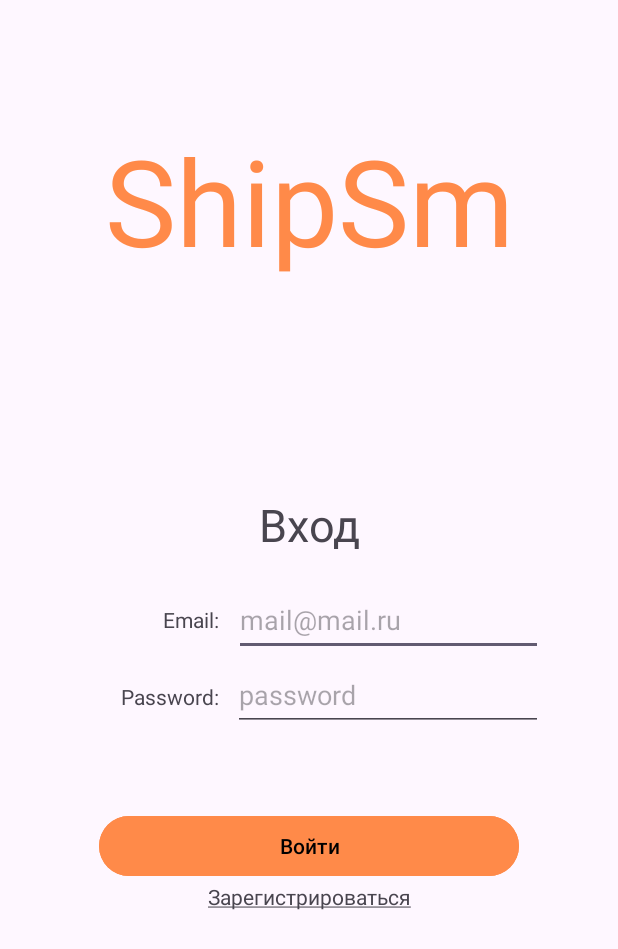
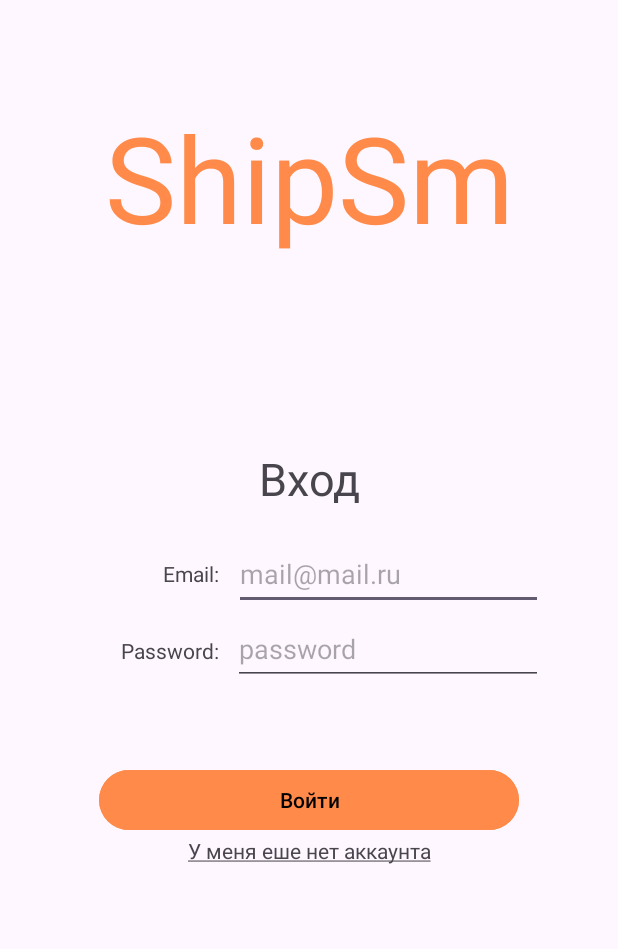
Before and after one commit to NikitaKorablev/ShipSmart, an Android app: the screen it shows after launch (MainActivity before the commit, LoginActivity after it), after a tap on "Войти", on a phone screen of 412 x 824 dp. Shown: the top 949 px of the screen. Run offline under Robolectric (Android 15) with nearby library versions, the phone set to English and light mode, and no system bars; our stand-ins replace Room's generated code; Roboto replaces fonts that are not available here.

Commit message:
added registry

```diff
--- /dev/null
+++ b/app/src/main/java/com/example/shipsmart/LoginActivity.kt
@@ -0,0 +1,87 @@
+package com.example.shipsmart
+
+import android.app.Activity
+import android.app.AlertDialog
+import android.content.Intent
+import android.os.Bundle
+import android.os.Message
+import android.util.Log
+import android.view.View
+import android.widget.Button
+import android.widget.EditText
+import android.widget.TextView
+import android.widget.Toast
+import androidx.appcompat.app.AppCompatActivity
+import com.example.shipsmart.dbLogic.MainDB
+import com.example.shipsmart.dbLogic.User
+
+
+class LoginActivity : AppCompatActivity() {
+    private lateinit var emailInput: EditText
+    private lateinit var passwordInput: EditText
+    private lateinit var db: MainDB
+
+    override fun onCreate(savedInstanceState: Bundle?) {
+        super.onCreate(savedInstanceState)
+        setContentView(R.layout.activity_login)
+        Log.d(TAG, "on_create")
+
+        this.db = MainDB.getDB(this)
+        supportActionBar?.hide() // what is it?
+
+        Log.d(LOGIN_WINDOW, "login_window start")
+        this.emailInput = findViewById(R.id.EmailAddress)
+        this.passwordInput = findViewById(R.id.Password)
+        val enterButton = findViewById<Button>(R.id.login_button)
+        val openSignupButton = findViewById<TextView>(R.id.open_signUp)
+
+        if (enterButton == null || openSignupButton == null) Log.e(LOGIN_WINDOW, "EnterButton is undefined.")
+        else {
+            enterButton.setOnClickListener(this::onEnterButtonClick)
+            openSignupButton.setOnClickListener(this::onOpenSignupButtonClick)
+        }
+    }
+
+    private fun createToast(message: String) {
+        runOnUiThread {
+            Toast.makeText(
+                applicationContext,
+                message,
+                Toast.LENGTH_SHORT
+            ).show()
+        }
+    }
+
+    private fun onEnterButtonClick(view: View?) {
+        Log.d(TAG, "button_is_pressed")
+        val email = emailInput.text.toString()
+        val password = passwordInput.text.toString()
+
+        if (email != "" && password != "") {
+            Thread{
+                try {
+                    val u: User? = db.dao().getUser(email)
+                    if (u == null) createToast("This user undefined!")
+                    else if (u.userPassword == password) {
+                        createToast("Добро пожаловать!")
+                        // TODO: Start MainActivity
+                    }
+                } catch(err: Exception) {
+                    createToast("Ошибка входа")
+                    Log.e(TAG, err.message.toString())
+                }
+            }.start()
+        }
+    }
+
+    private fun onOpenSignupButtonClick(view: View?) {
+        val intent = Intent(this, SignUpActivity::class.java)
+        intent.addFlags(Intent.FLAG_ACTIVITY_REORDER_TO_FRONT)
+        startActivity(intent)
+    }
+
+    companion object {
+        const val TAG = "Main_Activity"
+        const val LOGIN_WINDOW = "LogIn_Window"
+    }
+}
--- a/app/src/main/java/com/example/shipsmart/MainActivity.kt
+++ /dev/null
@@ -1,59 +0,0 @@
-package com.example.shipsmart
-
-import androidx.appcompat.app.AppCompatActivity
-import android.os.Bundle
-import android.util.Log
-import android.view.View
-import android.widget.Button
-import android.widget.EditText
-import com.example.shipsmart.dbLogic.MainDB
-import com.example.shipsmart.dbLogic.User
-
-class MainActivity : AppCompatActivity() {
-    private var emailInput: EditText? = null
-    private var passwordInput: EditText? = null
-    private lateinit var db: MainDB
-
-    override fun onCreate(savedInstanceState: Bundle?) {
-        super.onCreate(savedInstanceState)
-        setContentView(R.layout.activity_login)
-        Log.d(TAG, "on_create")
-
-        this.db = MainDB.getDB(this)
-
-        supportActionBar?.hide() // what is it?
-
-        emailInput = findViewById<EditText>(R.id.EmailAddress)
-        passwordInput = findViewById<EditText>(R.id.Password)
-        val enterButton = findViewById<Button>(R.id.login_button)
-
-        enterButton.setOnClickListener(this::onEnterButtonClick)
-    }
-
-    private fun onEnterButtonClick(view: View?) {
-        Log.d(TAG, "button_is_pressed")
-        val email = emailInput?.text.toString()
-        val password = passwordInput?.text.toString()
-
-        if (email != "" && password != "") {
-            Thread{
-                val user = User(null,
-                    email,
-                    password
-                )
-                try {
-                    db.dao().insetUser(user)
-                    Log.d(TAG, db.dao().getAllUsers().toString())
-
-                } catch(err: Exception) {
-                    Log.e(TAG, err.message.toString())
-                }
-            }.start()
-        }
-
-    }
-
-    companion object {
-        const val TAG = "Main_Activity"
-    }
-}
--- a/app/src/main/java/com/example/shipsmart/dbLogic/Dao.kt
+++ b/app/src/main/java/com/example/shipsmart/dbLogic/Dao.kt
@@ -11,4 +11,7 @@ interface Dao {
 
     @Query("SELECT * FROM users")
     fun getAllUsers(): List<User>
+
+    @Query("SELECT * FROM users WHERE Email = :email")
+    fun getUser(email: String): User
 }
--- a/app/src/main/res/layout/activity_login.xml
+++ b/app/src/main/res/layout/activity_login.xml
@@ -4,7 +4,7 @@
     xmlns:tools="http://schemas.android.com/tools"
     android:layout_width="match_parent"
     android:layout_height="match_parent"
-    tools:context=".MainActivity">
+    tools:context=".LoginActivity">
 
     <TextView
         android:id="@+id/textView"
@@ -28,7 +28,9 @@
         android:gravity="center"
         android:orientation="vertical"
         app:layout_constraintBottom_toBottomOf="parent"
-        app:layout_constraintTop_toTopOf="parent">
+        app:layout_constraintTop_toTopOf="parent"
+        app:layout_constraintVertical_bias="0.447"
+        tools:layout_editor_absoluteX="0dp">
 
         <TextView
             android:id="@+id/textView2"
@@ -110,7 +112,7 @@
         app:layout_constraintTop_toBottomOf="@+id/linearLayout2" />
 
     <TextView
-        android:id="@+id/textView3"
+        android:id="@+id/open_signUp"
         android:layout_width="211dp"
         android:layout_height="wrap_content"
         android:gravity="center"
--- a/app/src/main/res/layout/activity_signup.xml
+++ b/app/src/main/res/layout/activity_signup.xml
@@ -4,7 +4,7 @@
     xmlns:tools="http://schemas.android.com/tools"
     android:layout_width="match_parent"
     android:layout_height="match_parent"
-    tools:context=".MainActivity">
+    tools:context=".SignUpActivity">
 
     <LinearLayout
         android:layout_width="match_parent"
@@ -118,7 +118,7 @@
                 android:textColor="@color/black" />
 
             <TextView
-                android:id="@+id/Login"
+                android:id="@+id/open_login"
                 android:layout_width="match_parent"
                 android:layout_height="wrap_content"
                 android:gravity="center"
--- a/app/src/main/res/values/strings.xml
+++ b/app/src/main/res/values/strings.xml
@@ -11,6 +11,6 @@
     <string name="password_label">Password:</string>
     <string name="password_text">password</string>
 
-    <string name="login_underButton_text"><u>Зарегистрироваться</u></string>
-    <string name="signup_underButton_text"><u>Войти</u></string>
+    <string name="login_underButton_text"><u>У меня еше нет аккаунта</u></string>
+    <string name="signup_underButton_text"><u>Уже есть аккаунт</u></string>
 </resources>
```
Also changed, not shown: app/src/main/AndroidManifest.xml (+8 -1 lines), app/src/main/java/com/example/shipsmart/SignUpActivity.kt (added, +83 -0 lines).
